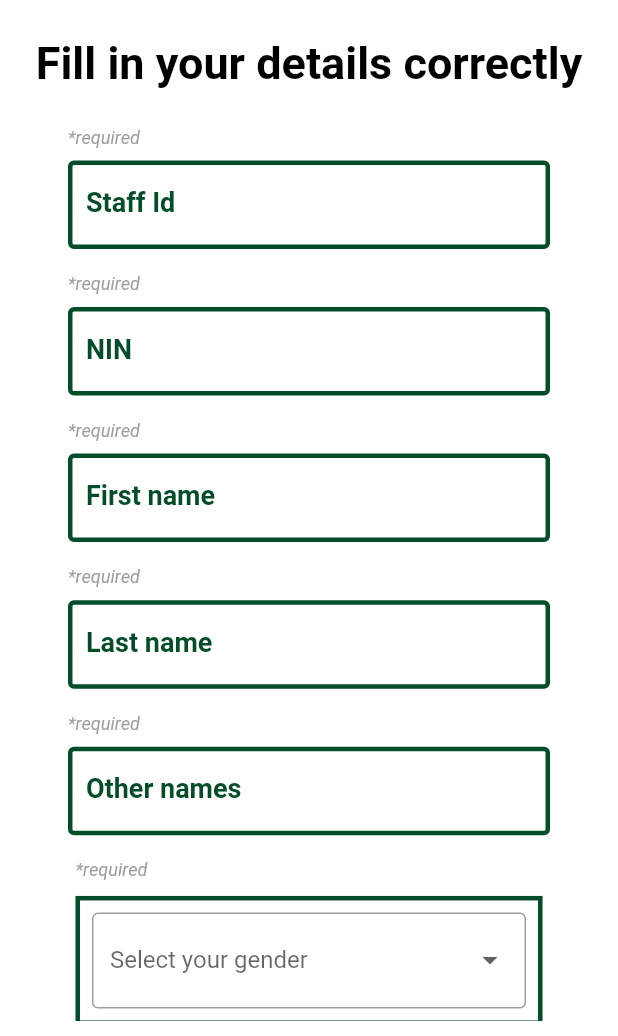
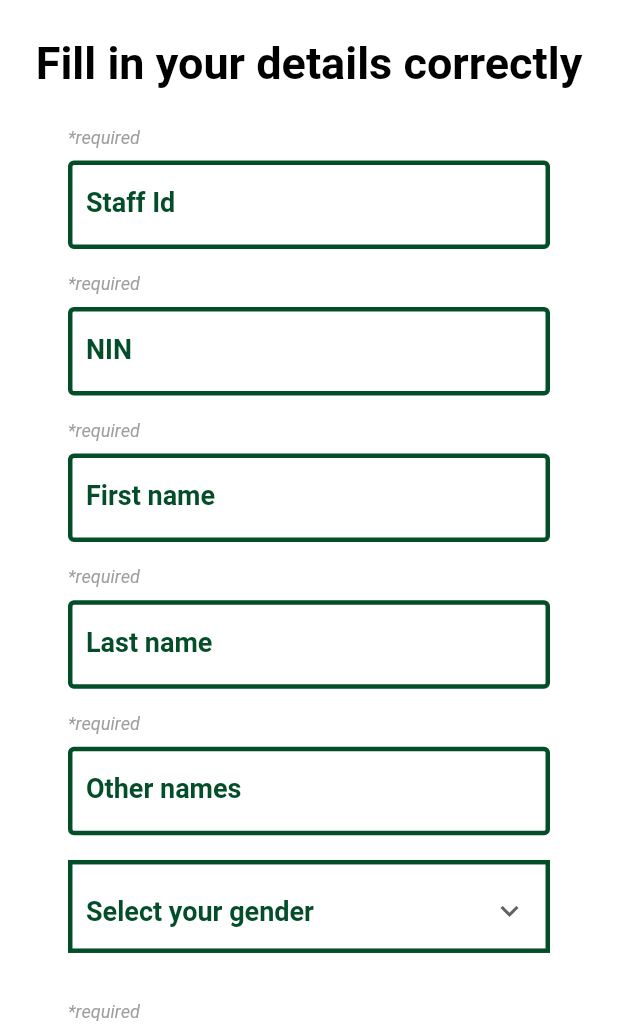
Before and after one commit to KingDavid360/e_registration_system, a Flutter app: the screen it shows after launch, on a phone screen of 412 x 824 dp, the part 200-1236 px from its top. Run offline on Flutter 3.47's test engine with Material 2 defaults, Android fonts, the phone set to English and light mode, and no system bars; our stand-ins replace csc_picker, dio, email_validator, get; network calls fail.

Commit message:
integrated the courses in the drop down

```diff
--- a/lib/components/drop_down.dart
+++ b/lib/components/drop_down.dart
@@ -1,62 +1,99 @@
+// ignore_for_file: prefer_const_constructors_in_immutables
+
 import 'package:flutter/material.dart';
+import 'package:flutter/scheduler.dart';
 
 class CustomDropDown extends StatefulWidget {
-  String selectedValue;
-  CustomDropDown({Key? key, required this.selectedValue}) : super(key: key);
+  CustomDropDown({
+    Key? key,
+    required this.initialOption,
+    required this.hintText,
+    required this.options,
+    required this.onChanged,
+    this.width = double.infinity,
+    this.height = 56,
+    this.fillColor = Colors.white,
+    required this.elevation,
+    this.hasError = false,
+    required this.margin,
+    this.hidesUnderline = false,
+    required this.labelText,
+  }) : super(key: key);
+
+  final String initialOption;
+  final String hintText;
+  final List<String> options;
+  final Function(String) onChanged;
+  double width;
+  double height;
+  Color fillColor;
+  bool hasError;
+  final double elevation;
+  final EdgeInsetsGeometry margin;
+  final bool hidesUnderline;
+  final String labelText;
 
   @override
   State<CustomDropDown> createState() => _CustomDropDownState();
 }
 
 class _CustomDropDownState extends State<CustomDropDown> {
+  late String dropDownValue;
+  List<String> get effectiveOptions =>
+      widget.options.isEmpty ? ['[Option]'] : widget.options;
+
+  @override
+  void initState() {
+    super.initState();
+    dropDownValue = widget.initialOption;
+  }
+
   @override
   Widget build(BuildContext context) {
-    return Padding(
-      padding: const EdgeInsets.symmetric(horizontal: 5.0),
-      child: Column(
-        crossAxisAlignment: CrossAxisAlignment.start,
-        children: [
-          const Text(
-            "*required",
-            style: TextStyle(
-                fontStyle: FontStyle.italic,
-                fontSize: 12,
-                fontWeight: FontWeight.w400,
-                color: Colors.grey),
-          ),
-          SizedBox(height: 10),
-          DropdownButtonFormField<String>(
-            onChanged: (value) {
-              if (value != null) {
-                setState(() {
-                  widget.selectedValue = value;
-                  print(widget.selectedValue);
-                });
-              }
-            },
-            items: const [
-              DropdownMenuItem(
-                value: 'male',
-                child: Text('Male'),
-              ),
-              DropdownMenuItem(
-                value: 'female',
-                child: Text('Female'),
-              ),
-            ],
-            decoration: const InputDecoration(
-              labelText: 'Select your gender',
-              border: OutlineInputBorder(),
-            ),
-            validator: (value) {
-              if (value == null) {
-                return 'Please select a valid gender';
-              }
-              return null;
-            },
-          ),
-        ],
+    final dropdownWidget = DropdownButton<String>(
+      value: effectiveOptions.contains(dropDownValue) ? dropDownValue : null,
+      hint: widget.hintText != null
+          ? Text(
+              widget.hintText,
+              style: TextStyle(
+                  fontSize: 18,
+                  fontWeight: FontWeight.bold,
+                  color: Color(0xff034D29)),
+            )
+          : null,
+      items: effectiveOptions
+          .map((e) => DropdownMenuItem(
+                value: e,
+                child: Text(e),
+              ))
+          .toList(),
+      elevation: widget.elevation.toInt(),
+      onChanged: (value) {
+        dropDownValue = value!;
+        widget.onChanged(value);
+      },
+      icon: Icon(Icons.keyboard_arrow_down_outlined),
+      isExpanded: true,
+      dropdownColor: Theme.of(context).scaffoldBackgroundColor,
+      focusColor: Colors.transparent,
+    );
+    final childWidget = DecoratedBox(
+      decoration: BoxDecoration(
+        // borderRadius: BorderRadius.circular(10),
+        border: Border.all(color: Color(0xff034D29), width: 3.0),
+        color: widget.fillColor,
+      ),
+      child: Padding(
+        padding: widget.margin,
+        child: widget.hidesUnderline
+            ? DropdownButtonHideUnderline(child: dropdownWidget)
+            : dropdownWidget,
       ),
     );
+    // if (widget.height != null || widget.width != null) {
+    //   return Container(
+    //       width: widget.width, height: widget.height, child: childWidget);
+    // }
+    return childWidget;
   }
 }
--- a/lib/screens/mobile/mobile_home_screen.dart
+++ b/lib/screens/mobile/mobile_home_screen.dart
@@ -11,6 +11,7 @@ import 'package:get/get_core/src/get_main.dart';
 import 'package:e_registration_system/screen_detector.dart';
 
 import '../../api/model/course_model.dart';
+import '../../components/drop_down.dart';
 
 class MobileHomeScreen extends StatefulWidget {
   MobileHomeScreen({Key? key}) : super(key: key);
@@ -21,14 +22,12 @@ class MobileHomeScreen extends StatefulWidget {
 
 class _MobileHomeScreenState extends State<MobileHomeScreen> {
   final clientController = Get.put(ClientController());
-  String course = "";
+  String courses = '';
   @override
   void initState() {
     super.initState();
-    clientController.fetchCourse().then((value) => course = value);
+    clientController.fetchCourse();
   }
-
-  Datum data = Datum();
 
   TextEditingController staffIdController = TextEditingController();
   TextEditingController NINController = TextEditingController();
@@ -43,7 +42,8 @@ class _MobileHomeScreenState extends State<MobileHomeScreen> {
   TextEditingController phoneNumberController = TextEditingController();
   TextEditingController birthdayController = TextEditingController();
 
-  late String selectedGender;
+  String selectedGender = "";
+  String selectedCourses = "";
   String countryError = "";
 
   String selectedCountry = "";
@@ -57,6 +57,8 @@ class _MobileHomeScreenState extends State<MobileHomeScreen> {
 
   bool validatorState = true;
   bool countryValidatorState = true;
+  bool courseValidatorState = true;
+  bool genderStateValidator = true;
 
   final formKey = GlobalKey<FormState>();
 
@@ -139,65 +141,27 @@ class _MobileHomeScreenState extends State<MobileHomeScreen> {
                           validatorText: "Other names",
                           textEditingController: otherNamesController),
                       SizedBox(height: size.height * 0.02),
-                      // CustomDropDown(selectedValue: genderValue),
-                      Padding(
-                        padding: const EdgeInsets.symmetric(horizontal: 5.0),
-                        child: Column(
-                          crossAxisAlignment: CrossAxisAlignment.start,
-                          children: [
-                            const Text(
-                              "*required",
-                              style: TextStyle(
-                                  fontStyle: FontStyle.italic,
-                                  fontSize: 12,
-                                  fontWeight: FontWeight.w400,
-                                  color: Colors.grey),
-                            ),
-                            SizedBox(height: 10),
-                            Container(
-                              decoration: BoxDecoration(
-                                  border: Border.all(
-                                color: Color(0xff034D29),
-                                width: 3.0,
-                              )),
-                              child: Padding(
-                                padding: const EdgeInsets.all(8.0),
-                                child: DropdownButtonFormField<String>(
-                                  // focusColor: Color(0xff034D29),
-                                  // dropdownColor: Color(0xff034D29),
-                                  onChanged: (value) {
-                                    if (value != null) {
-                                      setState(() {
-                                        selectedGender = value;
-                                        print(selectedGender);
-                                      });
-                                    }
-                                  },
-                                  items: const [
-                                    DropdownMenuItem(
-                                      value: 'male',
-                                      child: Text('Male'),
-                                    ),
-                                    DropdownMenuItem(
-                                      value: 'female',
-                                      child: Text('Female'),
-                                    ),
-                                  ],
-                                  decoration: const InputDecoration(
-                                    labelText: 'Select your gender',
-                                    border: OutlineInputBorder(),
-                                  ),
-                                  validator: (value) {
-                                    if (value == null) {
-                                      return 'Please select a valid gender';
-                                    }
-                                    return null;
-                                  },
-                                ),
-                              ),
-                            ),
-                          ],
-                        ),
+                      CustomDropDown(
+                        labelText: "Gender",
+                        options: const ["Male", "Female"],
+                        onChanged: (option) {
+                          setState(() {
+                            selectedGender = option; // create this var
+                          });
+                        },
+                        hintText: 'Select your gender',
+                        fillColor: Colors.transparent,
+                        elevation: 2,
+                        margin: EdgeInsetsDirectional.fromSTEB(12, 10, 15, 4),
+                        hidesUnderline: true,
+                        initialOption: genderValue,
+                      ),
+                      Text(
+                        genderStateValidator == true ? "" : "select a course",
+                        style: TextStyle(
+                            fontSize: size.height * 0.0165,
+                            fontWeight: FontWeight.w400,
+                            color: Colors.red),
                       ),
                       SizedBox(height: size.height * 0.02),
                       CustomDateField(
@@ -291,7 +255,37 @@ class _MobileHomeScreenState extends State<MobileHomeScreen> {
                           validatorText: "Phone number",
                           textEditingController: phoneNumberController),
                       SizedBox(height: size.height * 0.02),
-                      CustomCourseField(course: course),
+                      Text(
+                        "*required",
+                        style: const TextStyle(
+                            fontStyle: FontStyle.italic,
+                            fontSize: 12,
+                            fontWeight: FontWeight.w400,
+                            color: Colors.grey),
+                      ),
+                      SizedBox(height: size.height * 0.005),
+                      CustomDropDown(
+                        labelText: "Courses",
+                        options: clientController.courses,
+                        onChanged: (option) {
+                          setState(() {
+                            selectedCourses = option; // create this var
+                          });
+                        },
+                        hintText: 'Select a course',
+                        fillColor: Colors.transparent,
+                        elevation: 2,
+                        margin: EdgeInsetsDirectional.fromSTEB(12, 10, 15, 4),
+                        hidesUnderline: true,
+                        initialOption: selectedCourses,
+                      ),
+                      Text(
+                        courseValidatorState == true ? "" : "select a course",
+                        style: TextStyle(
+                            fontSize: size.height * 0.0165,
+                            fontWeight: FontWeight.w400,
+                            color: Colors.red),
+                      ),
                       SizedBox(height: size.height * 0.03),
                       InkWell(
                           onTap: () {
@@ -304,6 +298,7 @@ class _MobileHomeScreenState extends State<MobileHomeScreen> {
                                     (selectedCity.isNotEmpty &&
                                         selectedCity.trim() != "City".trim()) &&
                                     selectedGender.isNotEmpty) &&
+                                (selectedCourses.isNotEmpty) &&
                                 (selectedCountry.trim() == "Nigeria".trim())) {
                               Get.toNamed(
                                 '/confirmation',
@@ -330,7 +325,7 @@ class _MobileHomeScreenState extends State<MobileHomeScreen> {
                                   },
                                   {"gradeLevel": gradeLevelController.text},
                                   {"phoneNumber": phoneNumberController.text},
-                                  {"course": course},
+                                  {"course": selectedCourses},
                                 ],
                               );
                             } else {
@@ -341,6 +336,16 @@ class _MobileHomeScreenState extends State<MobileHomeScreen> {
                                   countryValidatorState = false;
                                   print("Country: $countryValidatorState");
                                   print(selectedState);
+                                });
+                              }
+                              if (selectedCourses.isEmpty) {
+                                setState(() {
+                                  courseValidatorState = false;
+                                });
+                              }
+                              if (selectedGender.isEmpty) {
+                                setState(() {
+                                  genderStateValidator = false;
                                 });
                               }
                               setState(() {
```
Also changed, not shown: lib/api/repositories/client_repository.dart (+16 -4 lines).
